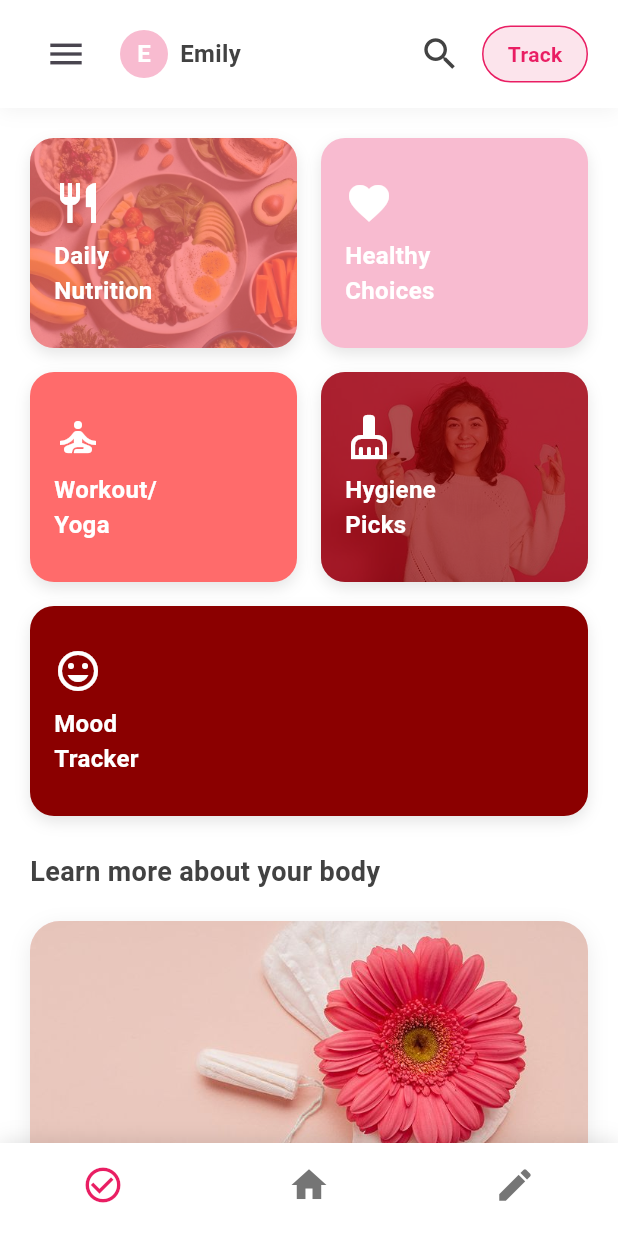
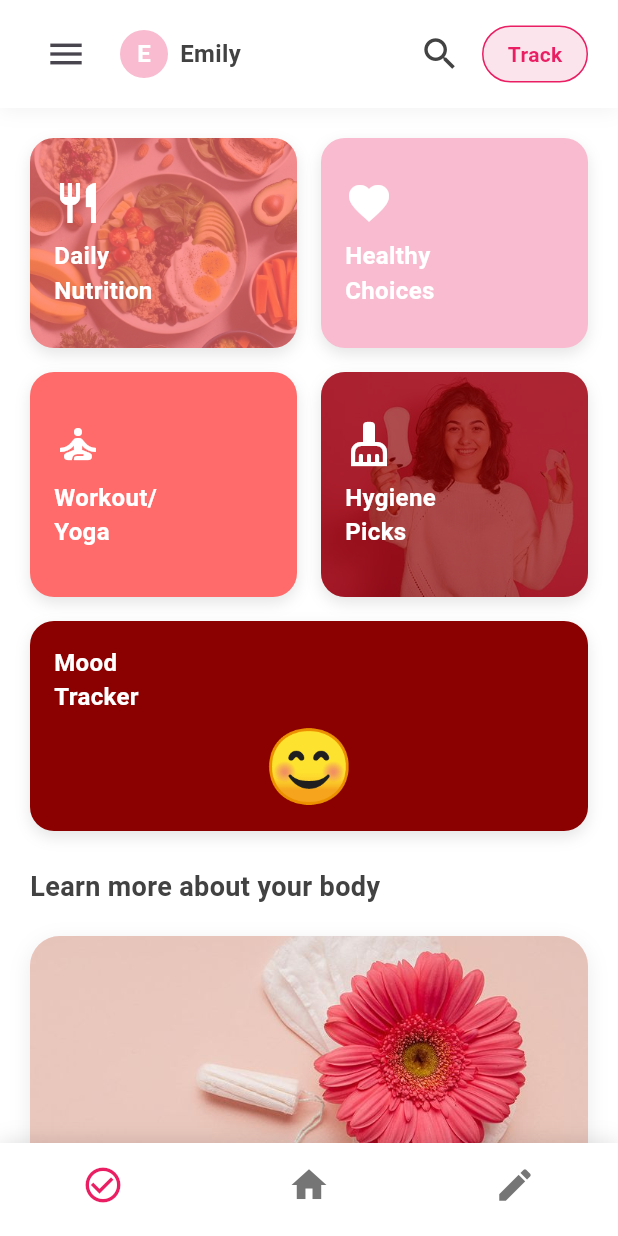
Before and after one commit to Jenny1903/She_Bloom, a Flutter app: the HomeScreen screen opened by its route, on a phone screen of 412 x 824 dp. Run offline on Flutter 3.47's test engine with Material 3 defaults, Android fonts, the phone set to English and light mode, and no system bars; our stand-ins replace cloud_firestore, firebase_auth, firebase_core, flutter_svg; accounts and stored records are empty; generated files the repository leaves out were written again; Roboto replaces fonts that are missing (Poppins).

Commit message:
add mood_crousel_card

```diff
--- a/lib/screens/home_screen.dart
+++ b/lib/screens/home_screen.dart
@@ -3,8 +3,10 @@ import '../constants/colors.dart';
 import '../widgets/category_card.dart';
 import 'package:she_bloom/widgets/info_card.dart';
 import 'daily_nutrition_screen.dart';
+import 'mood_carousel_card.dart';
 import 'profile_screen.dart';
 import 'mood_tracker_screen.dart';
+
 
 
 class HomeScreen extends StatefulWidget {
@@ -210,7 +212,7 @@ class _HomeScreenState extends State<HomeScreen> {
             onTap: () {
               print('Workout/Yoga tapped');
             },
-            height: 140,
+            height: 150,
           ),
         ),
 
@@ -226,7 +228,7 @@ class _HomeScreenState extends State<HomeScreen> {
             onTap: () {
               print('Hygiene Picks tapped');
             },
-            height: 140,
+            height: 150,
           ),
         ),
       ],
@@ -236,11 +238,25 @@ class _HomeScreenState extends State<HomeScreen> {
   Widget _buildThirdRowCards() {
     return Row(
       children: [
-        // Mood Tracker card
+        // // Mood Tracker card
+        // Expanded(
+        //   child: CategoryCard(
+        //     title: 'Mood\nTracker',
+        //     icon: Icons.mood,
+        //     backgroundColor: AppColors.burgundy,
+        //     onTap: () {
+        //       Navigator.push(
+        //         context,
+        //         MaterialPageRoute(builder: (context) => const MoodTrackerScreen()),
+        //       );
+        //     },
+        //     height: 140,
+        //   ),
+        // ),
+
         Expanded(
-          child: CategoryCard(
+          child: MoodCarouselCard(
             title: 'Mood\nTracker',
-            icon: Icons.mood,
             backgroundColor: AppColors.burgundy,
             onTap: () {
               Navigator.push(
--- /dev/null
+++ b/lib/screens/mood_carousel_card.dart
@@ -0,0 +1,123 @@
+import 'package:flutter/material.dart';
+import 'dart:async';
+import 'package:she_bloom/constants/colors.dart';
+
+class MoodCarouselCard extends StatefulWidget {
+  final String title;
+  final Color backgroundColor;
+  final VoidCallback onTap;
+  final double? height;
+
+  const MoodCarouselCard({
+    Key? key,
+    required this.title,
+    required this.backgroundColor,
+    required this.onTap,
+    this.height,
+  }) : super(key: key);
+
+  @override
+  State<MoodCarouselCard> createState() => _MoodCarouselCardState();
+}
+
+class _MoodCarouselCardState extends State<MoodCarouselCard> {
+  int _currentIndex = 0;
+  Timer? _timer;
+
+  // List of mood emojis
+  final List<String> _emojis = [
+    '😊', // Happy
+    '😌', // Calm
+    '😐', // Okay
+    '😔', // Sad
+    '😢', // Crying
+    '😡', // Angry
+    '😰', // Anxious
+    '😴', // Tired
+  ];
+
+  @override
+  void initState() {
+    super.initState();
+    _startCarousel();
+  }
+
+  void _startCarousel() {
+    _timer = Timer.periodic(const Duration(seconds: 2), (timer) {
+      if (mounted) {
+        setState(() {
+          _currentIndex = (_currentIndex + 1) % _emojis.length;
+        });
+      }
+    });
+  }
+
+  @override
+  void dispose() {
+    _timer?.cancel();
+    super.dispose();
+  }
+
+  @override
+  Widget build(BuildContext context) {
+    return GestureDetector(
+      onTap: widget.onTap,
+      child: Container(
+        height: widget.height ?? 120,
+        decoration: BoxDecoration(
+          color: widget.backgroundColor,
+          borderRadius: BorderRadius.circular(16),
+          boxShadow: [
+            BoxShadow(
+              color: Colors.black.withOpacity(0.1),
+              blurRadius: 8,
+              offset: const Offset(0, 4),
+            ),
+          ],
+        ),
+        child: Padding(
+          padding: const EdgeInsets.all(16),
+          child: Column(
+            crossAxisAlignment: CrossAxisAlignment.start,
+            mainAxisAlignment: MainAxisAlignment.spaceBetween,
+            children: [
+              // Title
+              Text(
+                widget.title,
+                style: const TextStyle(
+                  fontSize: 16,
+                  fontWeight: FontWeight.bold,
+                  color: Colors.white,
+                ),
+              ),
+
+              //emoji Carousel
+              Center(
+                child: AnimatedSwitcher(
+                  duration: const Duration(milliseconds: 500),
+                  transitionBuilder: (Widget child, Animation<double> animation) {
+                    // Fade + Scale transition
+                    return FadeTransition(
+                      opacity: animation,
+                      child: ScaleTransition(
+                        scale: animation,
+                        child: child,
+                      ),
+                    );
+                  },
+                  child: Text(
+                    _emojis[_currentIndex],
+                    key: ValueKey<int>(_currentIndex),
+                    style: const TextStyle(
+                      fontSize: 48,
+                    ),
+                  ),
+                ),
+              ),
+            ],
+          ),
+        ),
+      ),
+    );
+  }
+}
```
